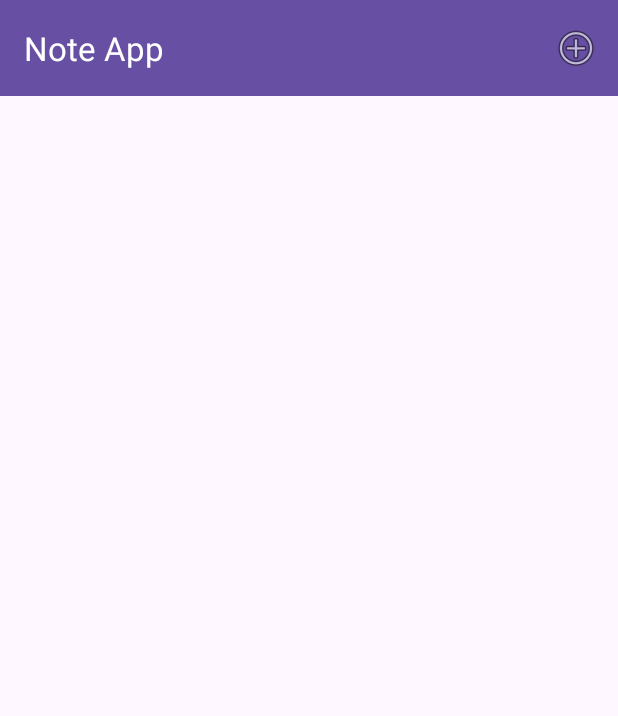
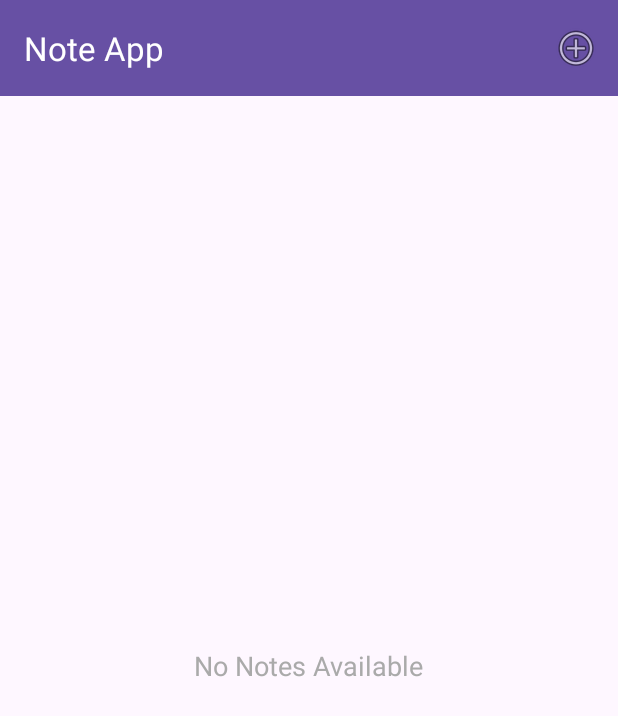
Before and after one commit to MeteorBlitz/note-taking-app, an Android app: the screen it shows after launch (MainActivity), on a phone screen of 412 x 824 dp. Shown: the top 716 px of the screen. Run offline under Robolectric (Android 15) with nearby library versions, the phone set to English and light mode, and no system bars; our stand-ins replace Dagger/Hilt's generated code, Room's generated code.

Commit message:
showing empty or no notes available text

```diff
--- a/app/src/main/java/com/example/note_taking_app/ui/main/MainActivity.kt
+++ b/app/src/main/java/com/example/note_taking_app/ui/main/MainActivity.kt
@@ -4,6 +4,7 @@ import android.content.Intent
 import android.os.Bundle
 import android.view.Menu
 import android.view.MenuItem
+import android.view.View
 import android.widget.Toast
 import androidx.activity.enableEdgeToEdge
 import androidx.activity.viewModels
@@ -40,10 +41,17 @@ class MainActivity : AppCompatActivity() {
         binding.rvNotes.layoutManager = LinearLayoutManager(this)
 
         noteViewModel.allNotes.observe(this, Observer {
-            adapter = NoteAdapter(it) { note ->
-                noteViewModel.deleteNote(note)
+            if (it.isEmpty()) {
+                binding.emptyText.visibility = View.VISIBLE
+                binding.rvNotes.visibility = View.GONE
+            } else {
+                binding.emptyText.visibility = View.GONE
+                binding.rvNotes.visibility = View.VISIBLE
+                adapter = NoteAdapter(it) { note ->
+                    noteViewModel.deleteNote(note)
+                }
+                binding.rvNotes.adapter = adapter
             }
-            binding.rvNotes.adapter = adapter  // Use binding to set the adapter
         })
     }
 
--- a/app/src/main/res/layout/activity_main.xml
+++ b/app/src/main/res/layout/activity_main.xml
@@ -2,9 +2,9 @@
 <LinearLayout xmlns:android="http://schemas.android.com/apk/res/android"
     android:layout_width="match_parent"
     android:layout_height="match_parent"
-    android:fitsSystemWindows="true"
     xmlns:app="http://schemas.android.com/apk/res-auto"
-    android:orientation="vertical">
+    android:orientation="vertical"
+    android:fitsSystemWindows="true">
 
     <com.google.android.material.appbar.MaterialToolbar
         android:id="@+id/topAppBar"
@@ -14,9 +14,26 @@
         android:theme="@style/ThemeOverlay.MaterialComponents.Dark.ActionBar"
         app:title="Note App" />
 
-    <androidx.recyclerview.widget.RecyclerView
-        android:id="@+id/rvNotes"
+    <!-- Wrapper for RecyclerView and Empty State Text -->
+    <FrameLayout
         android:layout_width="match_parent"
-        android:layout_height="match_parent"/>
+        android:layout_height="match_parent">
 
+        <!-- RecyclerView for the Notes -->
+        <androidx.recyclerview.widget.RecyclerView
+            android:id="@+id/rvNotes"
+            android:layout_width="match_parent"
+            android:layout_height="match_parent" />
+
+        <!-- Empty state text -->
+        <TextView
+            android:id="@+id/emptyText"
+            android:layout_width="wrap_content"
+            android:layout_height="wrap_content"
+            android:text="No Notes Available"
+            android:textSize="18sp"
+            android:textColor="@android:color/darker_gray"
+            android:layout_gravity="center"
+            android:visibility="gone"/>
+    </FrameLayout>
 </LinearLayout>
```
